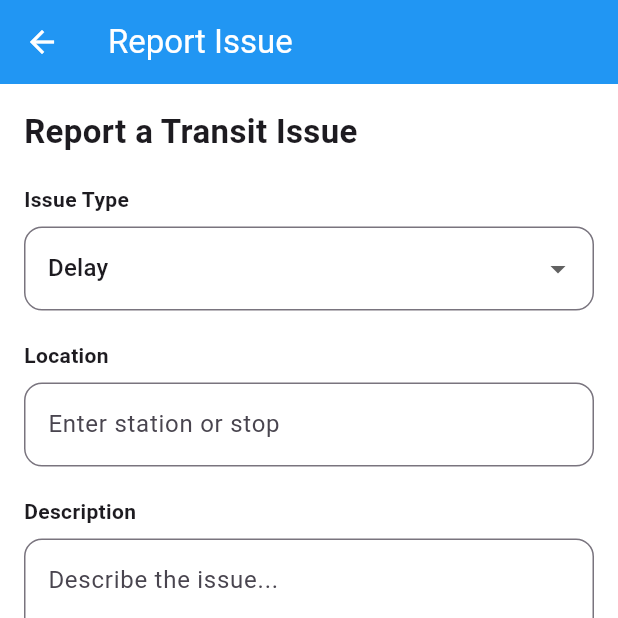
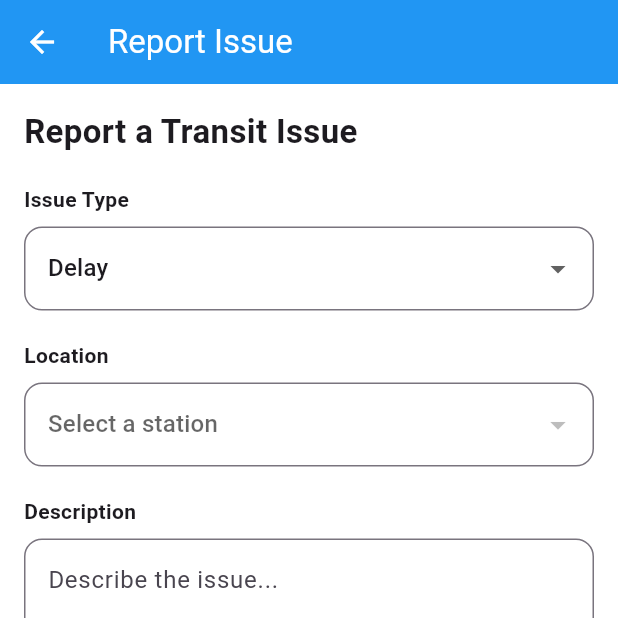
Before and after one commit to jlrandle2/Software-Engineering-Project, a Flutter app: the screen it shows after launch, item 3 of the bottom bar chosen, after a tap on "Submit Report", on a phone screen of 412 x 824 dp, the top half of it. Run offline on Flutter 3.47's test engine with Material 3 defaults, Android fonts, the phone set to English and light mode, and no system bars; network calls fail.

Commit message:
testing front end integration

```diff
--- a/frontend/transitsense_app/lib/screens/home_screen.dart
+++ b/frontend/transitsense_app/lib/screens/home_screen.dart
@@ -5,8 +5,10 @@ import 'transit_map_screen.dart';
 import 'settings_screen.dart';
 import 'report_issue_screen.dart';
 import '../services/transit_service.dart';
+import '../services/api_service.dart';
 
-class HomeScreen extends StatelessWidget {
+
+class HomeScreen extends StatefulWidget {
   final Function(bool) toggleTheme;
   final bool isDarkMode;
 
@@ -15,6 +17,80 @@ class HomeScreen extends StatelessWidget {
     required this.toggleTheme,
     required this.isDarkMode,
   });
+
+  @override
+  State<HomeScreen> createState() => _HomeScreenState();
+}
+
+class _HomeScreenState extends State<HomeScreen> {
+
+List<dynamic> alerts = [];
+bool isLoadingAlerts = true;
+bool showAlerts = true;
+
+List<dynamic> stations = [];
+int? selectedStationId;
+bool isLoadingStations = true;
+
+TextEditingController searchController = TextEditingController();
+List<dynamic> filteredStations = [];
+
+@override
+void initState() {
+  super.initState();
+  fetchStations();
+}
+
+void filterStations(String query) {
+  setState(() {
+    filteredStations = stations.where((station) {
+      return station['station_name']
+          .toLowerCase()
+          .contains(query.toLowerCase());
+    }).toList();
+  });
+}
+
+void fetchAlerts() async {
+  try {
+    if (selectedStationId == null) return;
+
+    var data = await ApiService.getAlerts(selectedStationId!);
+    print("ALERTS: $data"); // 👈 ADD THIS
+
+    setState(() {
+      alerts = data;
+      isLoadingAlerts = false;
+    });
+  } catch (e) {
+    print("ALERT ERROR: $e");
+    setState(() {
+      isLoadingAlerts = false;
+    });
+  }
+}
+
+void fetchStations() async {
+  try {
+    var data = await ApiService.getStations();
+    setState(() {
+      stations = data;
+      filteredStations = stations;
+      isLoadingStations = false;
+
+      // set default if not selected yet
+      if (selectedStationId == null && stations.isNotEmpty) {
+        selectedStationId = stations[0]['station_id'];
+      }
+    });
+  } catch (e) {
+    print("STATION ERROR: $e");
+    setState(() {
+      isLoadingStations = false;
+    });
+  }
+}
+
 
 @override
 Widget build(BuildContext context) {
@@ -28,10 +104,12 @@ class HomeScreen extends StatelessWidget {
       ],
     ),
 
+
     body: SingleChildScrollView(
       child: Padding(
         padding: const EdgeInsets.fromLTRB(16, 16, 16, 120),
         child: Column(
+
           crossAxisAlignment: CrossAxisAlignment.start,
           children: [
 
@@ -43,49 +121,98 @@ class HomeScreen extends StatelessWidget {
               ),
             ),
 
+
             const SizedBox(height: 12),
 
-              /// SEARCH BAR
-              GestureDetector(
-                onTap: () {
-                  Navigator.push(
-                    context,
-                    MaterialPageRoute(
-                      builder: (context) => const RouteSearchScreen(),
-                    ),
-                  );
-                },
-                child: AbsorbPointer(
-                  child: TextField(
+
+            /// STATION SEARCH
+            TextField(
+              controller: searchController,
+              onChanged: filterStations,
               decoration: InputDecoration(
-                      hintText: "Search station or destination",
+                hintText: "Search station",
                 prefixIcon: const Icon(Icons.search),
                 filled: true,
-                      fillColor: AppColors.searchBar,
+                fillColor: Colors.grey[200],
                 border: OutlineInputBorder(
                   borderRadius: BorderRadius.circular(12),
                   borderSide: BorderSide.none,
                 ),
               ),
             ),
+
+            const SizedBox(height: 10),
+
+            /// SEARCH RESULTS
+            if (searchController.text.isNotEmpty)
+              Container(
+                constraints: const BoxConstraints(maxHeight: 200),
+                child: ListView.builder(
+                  shrinkWrap: true,
+                  itemCount: filteredStations.length,
+                  itemBuilder: (context, index) {
+                    final station = filteredStations[index];
+
+                    return ListTile(
+                      title: Text(station['station_name']),
+                      onTap: () {
+                        setState(() {
+                          selectedStationId = station['station_id'];
+                          searchController.text = station['station_name'];
+                          filteredStations = [];
+                        });
+
+                        fetchAlerts();
+                      },
+                    );
+                  },
                 ),
               ),
 
-              const SizedBox(height: 24),
+              const SizedBox(height: 16),
 
+            GestureDetector(
+                  onTap: () {
+                    setState(() {
+                      showAlerts = !showAlerts;
+                    });
+                  },
+                  child: Row(
+                    mainAxisAlignment: MainAxisAlignment.spaceBetween,
+                    children: [
                       const Text(
-                "Recent Trips",
+                        "Live Alerts",
                         style: TextStyle(
                           fontSize: 18,
                           fontWeight: FontWeight.bold,
                         ),
                       ),
+                      Icon(
+                        showAlerts ? Icons.expand_less : Icons.expand_more,
+              ),
+            ],
+          ),
+        ),
 
         const SizedBox(height: 10),
 
-              _recentTripTile(),
-              _recentTripTile(),
-              _recentTripTile(),
+        if (showAlerts)
+          isLoadingAlerts
+            ? const CircularProgressIndicator()
+            : alerts.isEmpty
+                ? const Text("No alerts right now")
+                : Column(
+                    children: alerts.map((alert) {
+                      return Card(
+                        color: Colors.red[50],
+                        child: ListTile(
+                          leading: const Icon(Icons.warning, color: Colors.red),
+                          title: Text(alert['alert_type']),
+                          subtitle: Text(alert['description'] ?? "No description"),
+                        ),
+                      );
+                    }).toList(),
+                  ),
 
           const SizedBox(height: 24),
 
@@ -97,7 +224,9 @@ class HomeScreen extends StatelessWidget {
               ),
             ),
 
+
             const SizedBox(height: 10),
+
 
             GestureDetector(
               onTap: () {
@@ -127,6 +256,7 @@ class HomeScreen extends StatelessWidget {
       ),
     ),
 
+
     /// STICKY CTA BUTTON
     bottomSheet: Container(
       width: double.infinity,
@@ -141,6 +271,7 @@ class HomeScreen extends StatelessWidget {
         ],
       ),
 
+
       child: ElevatedButton(
         style: ElevatedButton.styleFrom(
           backgroundColor: AppColors.primaryBlue,
@@ -153,15 +284,18 @@ class HomeScreen extends StatelessWidget {
         onPressed: () async {
           try {
 
+
             await TransitService.startTrip(
               route: "Red Line",
               startStation: "North Ave",
               destination: "Midtown",
             );
 
+
             ScaffoldMessenger.of(context).showSnackBar(
               const SnackBar(content: Text("Trip tracking started")),
             );
+
 
             Navigator.push(
               context,
@@ -170,13 +304,17 @@ class HomeScreen extends StatelessWidget {
               ),
             );
 
+
           } catch (e) {
+
 
             ScaffoldMessenger.of(context).showSnackBar(
               const SnackBar(content: Text("Error starting trip")),
             );
 
+
           }
+
 
         },
         child: const Text(
@@ -189,6 +327,7 @@ class HomeScreen extends StatelessWidget {
       ),
     ),
 
+
     /// BOTTOM NAVIGATION
     bottomNavigationBar: BottomNavigationBar(
       currentIndex: 0,
@@ -196,7 +335,9 @@ class HomeScreen extends StatelessWidget {
       unselectedItemColor: Colors.grey,
       type: BottomNavigationBarType.fixed,
 
-        onTap: (index) {
+
+      onTap: (index) async {
+
 
         if (index == 1) {
           Navigator.push(
@@ -207,44 +348,53 @@ class HomeScreen extends StatelessWidget {
           );
         }
 
+
         if (index == 2) {
-            Navigator.push(
+          await Navigator.push(
           context,
           MaterialPageRoute(
             builder: (context) => const ReportIssueScreen(),
           ),
         );
+
+        fetchAlerts(); //
         }
+
 
         if (index == 3) {
           Navigator.push(
             context,
             MaterialPageRoute(
               builder: (context) => SettingsScreen(
-                  toggleTheme: toggleTheme,
-                  isDarkMode: isDarkMode,
+                toggleTheme: widget.toggleTheme,
+                isDarkMode: widget.isDarkMode,
               ),
             ),
           );
         }
       },
 
+
       items: const [
+
 
         BottomNavigationBarItem(
           icon: Icon(Icons.home),
           label: "Home",
         ),
 
+
         BottomNavigationBarItem(
           icon: Icon(Icons.map),
           label: "Map",
         ),
 
+
         BottomNavigationBarItem(
           icon: Icon(Icons.report),
           label: "Report",
         ),
+
 
         BottomNavigationBarItem(
           icon: Icon(Icons.settings),
@@ -254,6 +404,7 @@ class HomeScreen extends StatelessWidget {
     ),
   );
 }
+
 
 Widget _recentTripTile() {
   return Card(
--- a/frontend/transitsense_app/lib/screens/report_issue_screen.dart
+++ b/frontend/transitsense_app/lib/screens/report_issue_screen.dart
@@ -1,4 +1,5 @@
 import 'package:flutter/material.dart';
+import '../services/api_service.dart';
 
 class ReportIssueScreen extends StatefulWidget {
   const ReportIssueScreen({super.key});
@@ -12,6 +13,29 @@ class _ReportIssueScreenState extends State<ReportIssueScreen> {
   final TextEditingController locationController = TextEditingController();
   final TextEditingController descriptionController = TextEditingController();
 
+  List<dynamic> stations = [];
+  int? selectedStationId;
+  bool isLoadingStations = true;
+  @override
+  void initState() {
+    super.initState();
+    fetchStations();
+  }
+  void fetchStations() async {
+    try {
+      var data = await ApiService.getStations();
+      setState(() {
+        stations = data;
+        isLoadingStations = false;
+      });
+    } catch (e) {
+      print("STATION ERROR: $e");
+      setState(() {
+        isLoadingStations = false;
+      });
+    }
+}
+
   String selectedIssue = "Delay";
 
   final List<String> issueTypes = [
@@ -22,28 +46,37 @@ class _ReportIssueScreenState extends State<ReportIssueScreen> {
     "Other"
   ];
 
-  void submitReport() {
+  void submitReport() async {
 
-    if (locationController.text.isEmpty ||
+  if (selectedStationId == null ||
     descriptionController.text.isEmpty) {
 
     ScaffoldMessenger.of(context).showSnackBar(
-        const SnackBar(
-          content: Text("Please fill all fields"),
-        ),
+      const SnackBar(content: Text("Please fill all fields")),
     );
-
     return;
   }
 
-    ScaffoldMessenger.of(context).showSnackBar(
-      const SnackBar(
-        content: Text("Issue reported successfully"),
-      ),
+  try {
+
+    await ApiService.createAlert(
+      stationId: 1, // TEMP — we’ll fix this next
+      alertType: selectedIssue,
+      description: descriptionController.text,
     );
 
-    locationController.clear();
-    descriptionController.clear();
+    ScaffoldMessenger.of(context).showSnackBar(
+      const SnackBar(content: Text("Issue reported successfully")),
+    );
+
+    Navigator.pop(context); // go back to home
+
+  } catch (e) {
+
+    ScaffoldMessenger.of(context).showSnackBar(
+      const SnackBar(content: Text("Error submitting report")),
+    );
+  }
 }
 
   @override
@@ -113,10 +146,23 @@ class _ReportIssueScreenState extends State<ReportIssueScreen> {
 
             const SizedBox(height: 8),
 
-            TextField(
-              controller: locationController,
+            isLoadingStations
+              ? const CircularProgressIndicator()
+              : DropdownButtonFormField<int>(
+                  value: selectedStationId,
+                  hint: const Text("Select a station"),
+                  items: stations.map((station) {
+                    return DropdownMenuItem<int>(
+                      value: station['station_id'],
+                      child: Text(station['station_name']),
+                    );
+                  }).toList(),
+                  onChanged: (value) {
+                    setState(() {
+                      selectedStationId = value!;
+                    });
+                  },
                   decoration: InputDecoration(
-                hintText: "Enter station or stop",
                     border: OutlineInputBorder(
                       borderRadius: BorderRadius.circular(12),
                     ),
--- a/frontend/transitsense_app/lib/services/api_service.dart
+++ b/frontend/transitsense_app/lib/services/api_service.dart
@@ -0,0 +1,66 @@
+import 'dart:convert';
+import 'package:http/http.dart' as http;
+
+class ApiService {
+
+  static const String baseUrl = "http://localhost:8000";
+
+  static Future<List<dynamic>> getAlerts(int stationId) async {
+    final response = await http.get(
+      Uri.parse('$baseUrl/alerts?station_id=$stationId'),
+    );
+
+    if (response.statusCode == 200) {
+      return jsonDecode(response.body);
+    } else {
+      throw Exception('Failed to load alerts');
+    }
+  }
+
+  static Future<void> createAlert({
+    required int stationId,
+    required String alertType,
+    String? description,
+  }) async {
+    final response = await http.post(
+      Uri.parse('$baseUrl/alerts'),
+      headers: {'Content-Type': 'application/json'},
+      body: jsonEncode({
+        "station_id": stationId,
+        "alert_type": alertType,
+        "description": description,
+        "reported_by": null,
+        "is_active": true
+      }),
+    );
+
+    if (response.statusCode != 200) {
+      throw Exception('Failed to create alert');
+    }
+  }
+
+  static Future<List<dynamic>> getStations() async {
+  final response = await http.get(Uri.parse('$baseUrl/stations'));
+
+  if (response.statusCode == 200) {
+    return jsonDecode(response.body);
+  } else {
+    throw Exception('Failed to load stations');
+  }
+}
+
+  static Future<void> updatePreferredStation(int stationId) async {
+    final response = await http.put(
+      Uri.parse('$baseUrl/users/1'),
+      headers: {'Content-Type': 'application/json'},
+      body: jsonEncode({
+        "preferred_station_id": stationId,
+      }),
+    );
+
+    if (response.statusCode != 200) {
+      throw Exception('Failed to update preferred station');
+    }
+  }
+
+}
--- a/frontend/transitsense_app/pubspec.yaml
+++ b/frontend/transitsense_app/pubspec.yaml
@@ -30,7 +30,7 @@ environment:
 dependencies:
   flutter:
     sdk: flutter
-  http: ^1.2.1
+  http: ^0.13.6
   geolocator: ^12.0.0
 
   # The following adds the Cupertino Icons font to your application.
```
Also changed, not shown: frontend/transitsense_app/pubspec.lock. Lines whose indentation alone changed are shown as unchanged.
